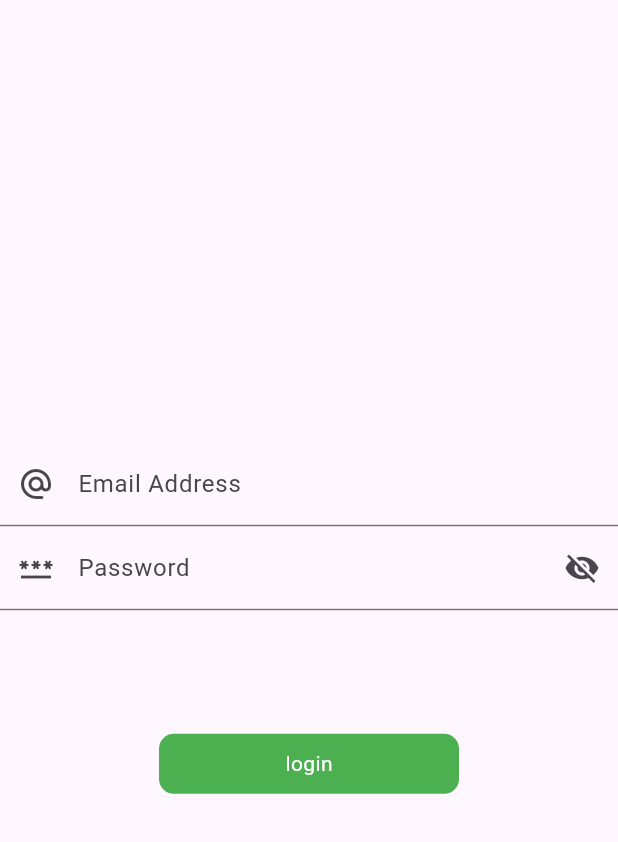
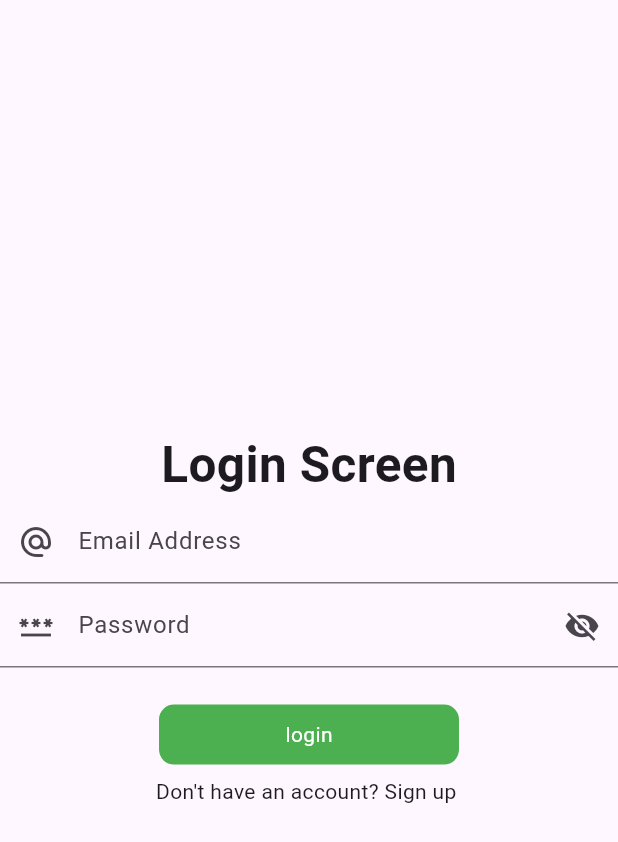
Before and after one commit to Janyaro/mvvm_architecture, a Flutter app: the screen it shows after launch, on a phone screen of 412 x 824 dp. Shown: the top 842 px of the screen. Run offline on Flutter 3.47's test engine with Material 3 defaults, Android fonts, the light colour scheme and no system bars; our stand-ins replace another_flushbar, fluttertoast.

Commit message:
create sign up screen

```diff
--- a/lib/utis/Route/Routes.dart
+++ b/lib/utis/Route/Routes.dart
@@ -2,6 +2,7 @@ import 'package:flutter/material.dart';
 import 'package:nvvm/utis/Route/RoutesNames.dart';
 import 'package:nvvm/view/home_screen.dart';
 import 'package:nvvm/view/login_screen.dart';
+import 'package:nvvm/view/sign_up.dart';
 
 class Routes {
   static Route<dynamic> generateRoutes(RouteSettings settings) {
@@ -12,6 +13,8 @@ class Routes {
       case RoutesName.login:
         return MaterialPageRoute(
             builder: (BuildContext context) => LoginScreen());
+      case RoutesName.signUp:
+        return MaterialPageRoute(builder: (BuildContext context) => SignUp());
       default:
         return MaterialPageRoute(builder: (_) {
           return const Scaffold(
--- a/lib/utis/Route/RoutesNames.dart
+++ b/lib/utis/Route/RoutesNames.dart
@@ -1,4 +1,5 @@
 class RoutesName {
   static const String login = 'login_screen';
   static const String home = 'home_screen';
+  static const String signUp = 'sign_up';
 }
--- a/lib/view/login_screen.dart
+++ b/lib/view/login_screen.dart
@@ -1,6 +1,7 @@
 import 'package:flutter/material.dart';
 import 'package:flutter/widgets.dart';
 import 'package:nvvm/res/Component/round_button.dart';
+import 'package:nvvm/utis/Route/RoutesNames.dart';
 import 'package:nvvm/utis/utis.dart';
 import 'package:nvvm/view_model/authViewModel.dart';
 import 'package:provider/provider.dart';
@@ -39,6 +40,10 @@ class _LoginScreenState extends State<LoginScreen> {
             mainAxisAlignment: MainAxisAlignment.center,
             crossAxisAlignment: CrossAxisAlignment.center,
             children: [
+              const Text(
+                'Login Screen',
+                style: TextStyle(fontSize: 33, fontWeight: FontWeight.bold),
+              ),
               TextFormField(
                 keyboardType: TextInputType.emailAddress,
                 focusNode: emailFocusNode,
@@ -67,11 +72,11 @@ class _LoginScreenState extends State<LoginScreen> {
                               child: Icon(_obsecureValue.value
                                   ? Icons.visibility_off
                                   : Icons.visibility)),
-                          label: Text('Password')),
+                          label: const Text('Password')),
                     );
                   }),
               SizedBox(
-                height: height * .1,
+                height: height * .03,
               ),
               RoundBtn(
                   title: 'login',
@@ -94,7 +99,15 @@ class _LoginScreenState extends State<LoginScreen> {
                       authprovider.loginScreen(data, context);
                       print('Api hit ');
                     }
-                  })
+                  }),
+              SizedBox(
+                height: height * 0.01,
+              ),
+              InkWell(
+                  onTap: () {
+                    Navigator.pushNamed(context, RoutesName.signUp);
+                  },
+                  child: Text("Don't have an account? Sign up "))
             ]),
       ),
     );
```
Also changed, not shown: lib/repository/auth_repository.dart (+10 -0 lines), lib/view/sign_up.dart (added, +105 -0 lines), lib/view_model/authViewModel.dart (+27 -0 lines).
